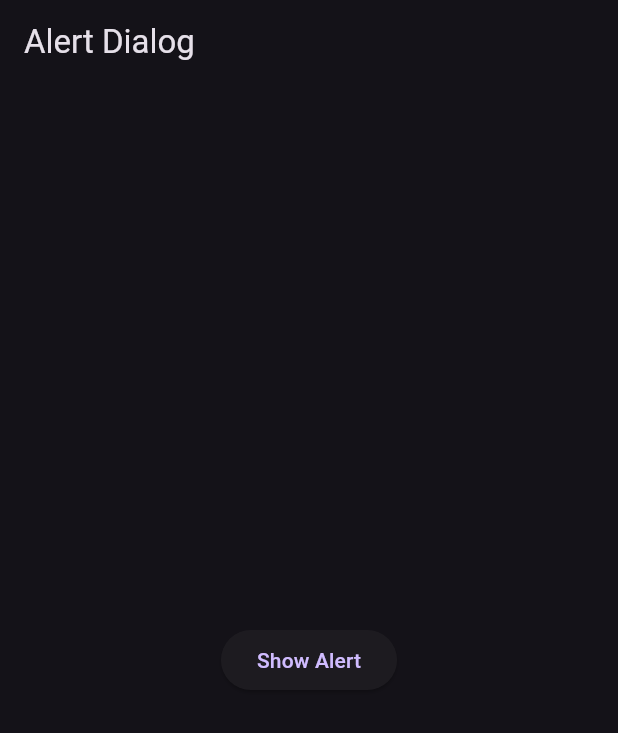
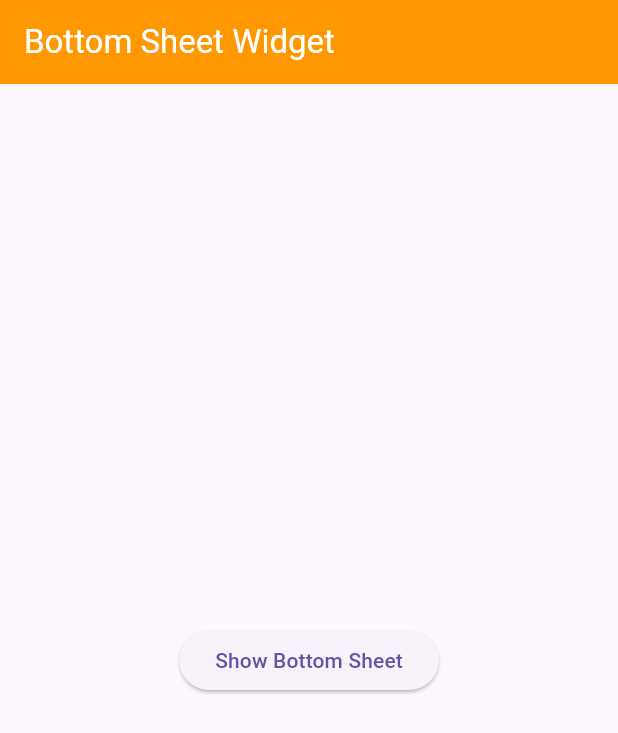
Before and after one commit to Soham801/Flutter_Widgets, a Flutter app: the screen it shows after launch, on a phone screen of 412 x 824 dp. Shown: the top 733 px of the screen. Run offline on Flutter 3.47's test engine with Material 3 defaults, Android fonts, the phone set to English and light mode, and no system bars.

Commit message:
Added Bottom sheet widget

```diff
--- a/thirty_widgets/lib/main.dart
+++ b/thirty_widgets/lib/main.dart
@@ -2,6 +2,7 @@
 
 import 'package:flutter/material.dart';
 import 'package:thirty_widgets/widgets/alert.dart';
+import 'package:thirty_widgets/widgets/bottomsheet.dart';
 import 'package:thirty_widgets/widgets/button.dart';
 import 'package:thirty_widgets/widgets/container_sized.dart';
 import 'package:thirty_widgets/widgets/dismissible.dart';
@@ -21,10 +22,10 @@
     return MaterialApp(
       debugShowCheckedModeBanner: false,
       theme: ThemeData(
-        brightness: Brightness.dark,
-        primaryColor: Colors.deepPurple,
+        brightness: Brightness.light,
+        primaryColor: Colors.lightGreenAccent,
       ),
-      home: AlertWidget(),
+      home: BottomSheetWidget(),
     );
   }
 }
--- /dev/null
+++ b/thirty_widgets/lib/widgets/bottomsheet.dart
@@ -0,0 +1,57 @@
+import 'package:flutter/material.dart';
+
+class BottomSheetWidget extends StatelessWidget {
+  const BottomSheetWidget({super.key});
+
+  @override
+  Widget build(BuildContext context) {
+    return Scaffold(
+      appBar: AppBar(
+        backgroundColor: Colors.orange,
+        title: Text(
+          'Bottom Sheet Widget',
+          style: TextStyle(color: Colors.white),
+        ),
+      ),
+      body: Center(
+        child: ElevatedButton(
+          onPressed: () {
+            showModalBottomSheet(
+              enableDrag: true,
+              backgroundColor: Theme.of(context).primaryColor,
+              context: context,
+              builder: (context) {
+                return Column(
+                  mainAxisSize: MainAxisSize.min,
+                  children: [
+                    ListTile(
+                      title: Text("Orange"),
+                      subtitle: Text("Soham")
+                      ),
+                    ListTile(
+                      title: Text("Apple"),
+                      subtitle: Text("Venom")
+                      ),
+                    ListTile(
+                      title: Text("Mango"),
+                      subtitle: Text("Kathik")
+                      ),
+                    ListTile(
+                      title: Text("Grapes"),
+                      subtitle: Text("Karan")
+                      ),
+                    ListTile(
+                      title: Text("Banana"),
+                      subtitle: Text("Gaurav")
+                      ),
+                  ],
+                );
+              },
+            );
+          },
+          child: Text('Show Bottom Sheet'),
+        ),
+      ),
+    );
+  }
+}
```
